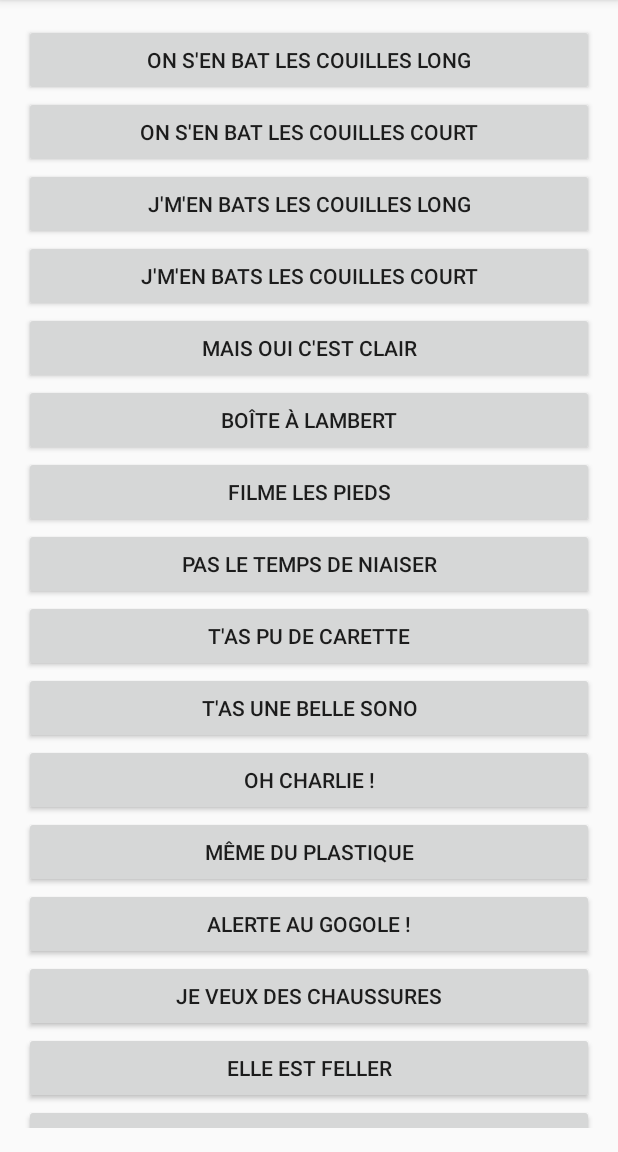
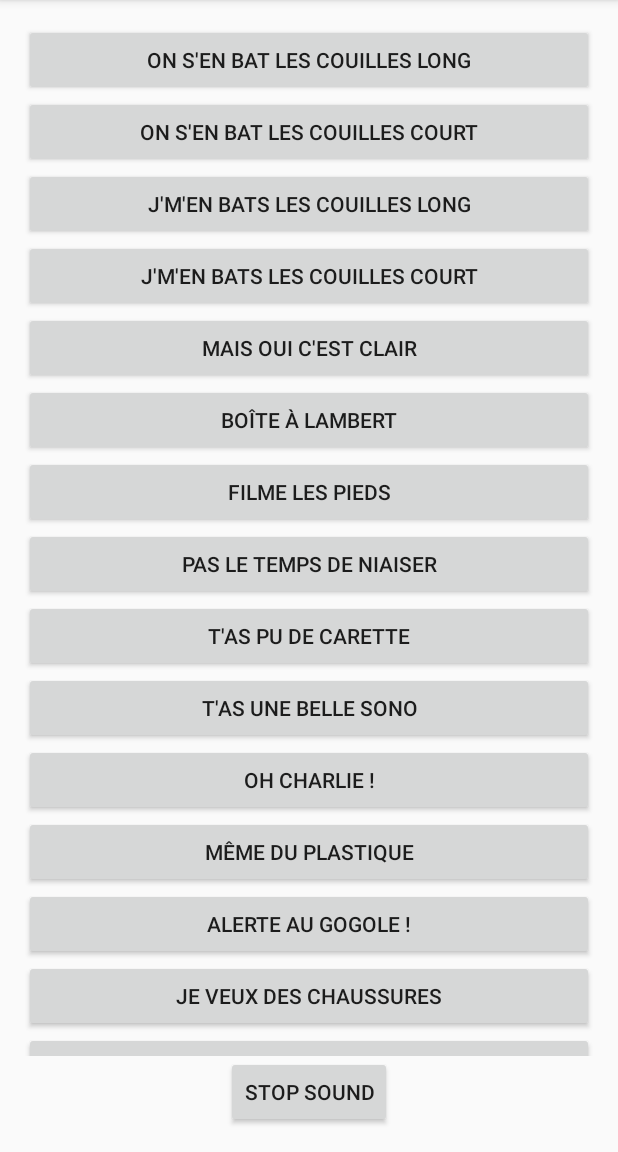
Before and after one commit to MatthieuCotton/SoundBox, an Android app: the screen it shows after launch (MainActivity), on a phone screen of 412 x 824 dp, the part 84-1236 px from its top. Run offline under Robolectric (Android 15) with nearby library versions, the phone set to English and light mode, and no system bars.

Commit message:
Refactor + boutton stop

```diff
--- a/app/src/main/res/layout/content_main.xml
+++ b/app/src/main/res/layout/content_main.xml
@@ -14,8 +14,10 @@
 
     <ScrollView
         android:layout_width="match_parent"
-        android:layout_height="match_parent"
-        android:id="@+id/scrollView">
+        android:id="@+id/scrollView"
+        android:layout_above="@+id/stop"
+        android:layout_alignParentTop="true"
+        android:layout_height="wrap_content">
 
         <LinearLayout
             android:layout_width="match_parent"
@@ -133,4 +135,12 @@
 
     </ScrollView>
 
+    <Button
+        android:layout_width="wrap_content"
+        android:layout_height="wrap_content"
+        android:text="@string/stop"
+        android:id="@+id/stop"
+        android:layout_alignParentBottom="true"
+        android:layout_centerHorizontal="true" />
+
 </RelativeLayout>
--- a/app/src/main/res/values/strings.xml
+++ b/app/src/main/res/values/strings.xml
@@ -18,5 +18,6 @@
     <string name="grossesBites">Avec vos grosses bites !</string>
     <string name="puDeCarette">T\'as pu de carette</string>
     <string name="belleSono">T\'as une belle sono</string>
+    <string name="stop">Stop sound</string>
 
 </resources>
```
Also changed, not shown: app/src/main/java/com/orange/matthieu/soudbox/MainActivity.java (+71 -77 lines).
